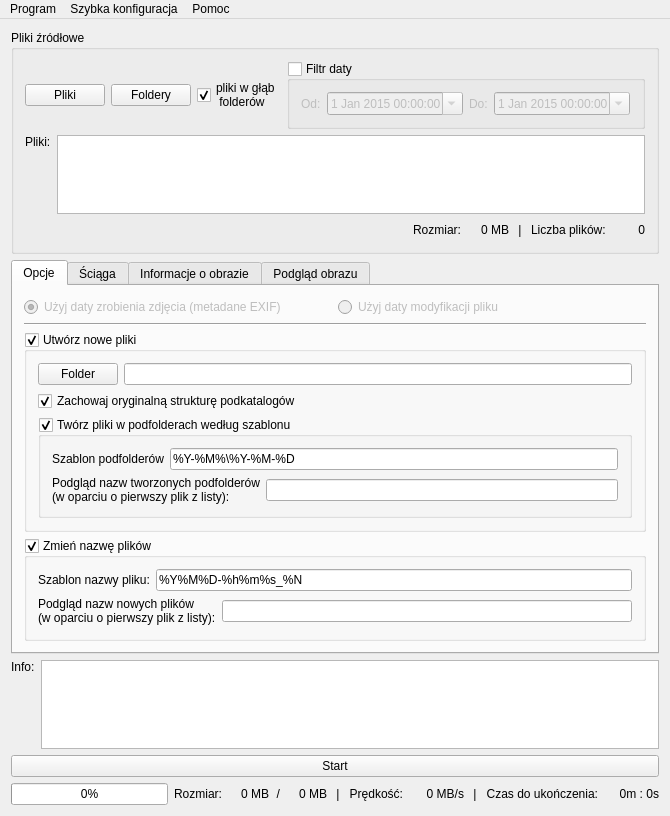
Before: the Qt Designer form PhotoDateOrganizer/MainWindow.ui in killdaclick/photodateorganizer, drawn with Qt 5.
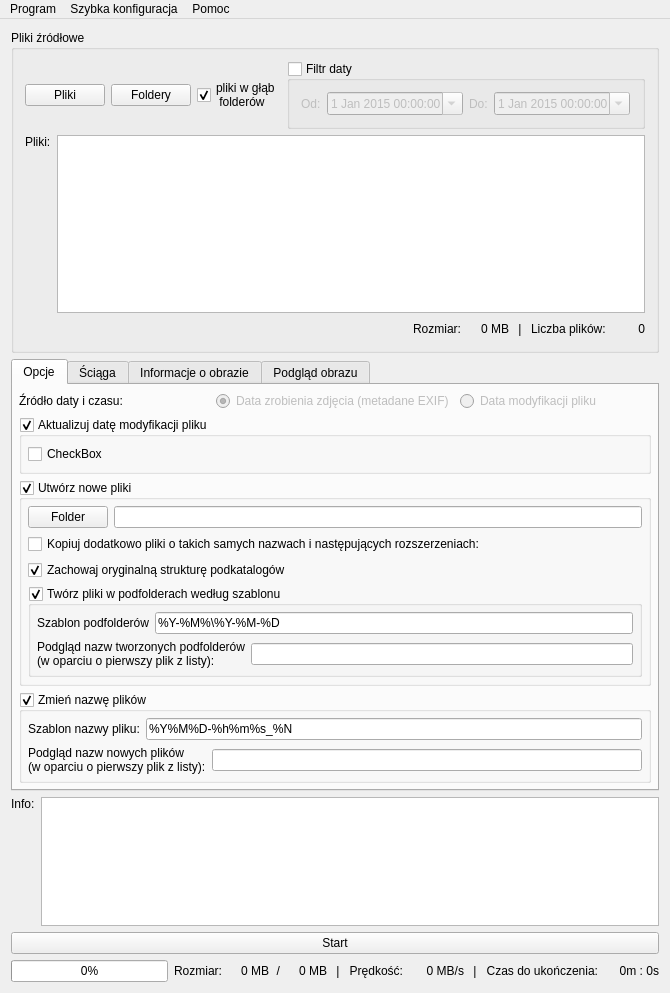
After: the same form once the commit is applied. Icons and pictures are not drawn. Custom widgets are drawn as their Qt base class.

Commit message: Adding option to copy additional files (in addition to jpg) with given extension to output folder (work in progress)

```diff
--- a/PhotoDateOrganizer/MainWindow.ui
+++ b/PhotoDateOrganizer/MainWindow.ui
@@ -10,13 +10,13 @@
     <x>0</x>
     <y>0</y>
     <width>670</width>
-    <height>816</height>
+    <height>993</height>
    </rect>
   </property>
   <property name="minimumSize">
    <size>
     <width>610</width>
-    <height>816</height>
+    <height>830</height>
    </size>
   </property>
   <property name="maximumSize">
@@ -356,11 +356,30 @@
         <string>Opcje konwersji</string>
        </attribute>
        <layout class="QVBoxLayout" name="verticalLayout_3">
+        <property name="leftMargin">
+         <number>6</number>
+        </property>
+        <property name="topMargin">
+         <number>6</number>
+        </property>
+        <property name="rightMargin">
+         <number>6</number>
+        </property>
+        <property name="bottomMargin">
+         <number>6</number>
+        </property>
         <item>
          <layout class="QHBoxLayout" name="horizontalLayout_9">
           <property name="topMargin">
            <number>0</number>
           </property>
+          <item>
+           <widget class="QLabel" name="label_21">
+            <property name="text">
+             <string>Źródło daty i czasu:</string>
+            </property>
+           </widget>
+          </item>
           <item>
            <widget class="QRadioButton" name="useExifDate">
             <property name="enabled">
@@ -370,7 +389,7 @@
              <string>Wybiera źródło pochodzenia daty: metadane EXIF lub data modyfikacji Windows</string>
             </property>
             <property name="text">
-             <string>Użyj daty zrobienia zdjęcia (metadane EXIF)</string>
+             <string>Data zrobienia zdjęcia (metadane EXIF)</string>
             </property>
             <property name="checked">
              <bool>true</bool>
@@ -389,7 +408,7 @@
              <string>Wybiera źródło pochodzenia daty: metadane EXIF lub data modyfikacji Windows</string>
             </property>
             <property name="text">
-             <string>Użyj daty modyfikacji pliku</string>
+             <string>Data modyfikacji pliku</string>
             </property>
             <attribute name="buttonGroup">
              <string notr="true">buttonGroup</string>
@@ -399,10 +418,34 @@
          </layout>
         </item>
         <item>
-         <widget class="Line" name="line_2">
-          <property name="orientation">
-           <enum>Qt::Horizontal</enum>
+         <widget class="QGroupBox" name="groupBox_2">
+          <property name="title">
+           <string>Aktualizuj datę modyfikacji pliku</string>
           </property>
+          <property name="checkable">
+           <bool>true</bool>
+          </property>
+          <layout class="QHBoxLayout" name="horizontalLayout_16">
+           <property name="leftMargin">
+            <number>6</number>
+           </property>
+           <property name="topMargin">
+            <number>6</number>
+           </property>
+           <property name="rightMargin">
+            <number>6</number>
+           </property>
+           <property name="bottomMargin">
+            <number>6</number>
+           </property>
+           <item>
+            <widget class="QCheckBox" name="checkBox">
+             <property name="text">
+              <string>CheckBox</string>
+             </property>
+            </widget>
+           </item>
+          </layout>
          </widget>
         </item>
         <item>
@@ -420,6 +463,18 @@
            <bool>true</bool>
           </property>
           <layout class="QVBoxLayout" name="verticalLayout_5">
+           <property name="leftMargin">
+            <number>6</number>
+           </property>
+           <property name="topMargin">
+            <number>6</number>
+           </property>
+           <property name="rightMargin">
+            <number>6</number>
+           </property>
+           <property name="bottomMargin">
+            <number>6</number>
+           </property>
            <item>
             <layout class="QHBoxLayout" name="horizontalLayout_6">
              <property name="topMargin">
@@ -460,6 +515,16 @@
              </item>
             </layout>
            </item>
+           <item>
+            <widget class="QCheckBox" name="copyAdditionalFiles">
+             <property name="toolTip">
+              <string>Podczas tworzenia nowych plików JPG, kopiowane są również inne pliki o takich samych nazwach i podanych rozszerzeniach. Przydatne gdy np. posiadamy w tym samym katalogu pliki graficzne w innym formacie (np. RAW, czy CR2), które chcemy aby znalazły się w folderze docelowym</string>
+             </property>
+             <property name="text">
+              <string>Kopiuj dodatkowo pliki o takich samych nazwach i następujących rozszerzeniach:</string>
+             </property>
+            </widget>
+           </item>
            <item>
             <widget class="QCheckBox" name="saveOrgSubfolders">
              <property name="toolTip">
@@ -488,6 +553,18 @@
               <bool>true</bool>
              </property>
              <layout class="QVBoxLayout" name="verticalLayout_6">
+              <property name="leftMargin">
+               <number>6</number>
+              </property>
+              <property name="topMargin">
+               <number>6</number>
+              </property>
+              <property name="rightMargin">
+               <number>6</number>
+              </property>
+              <property name="bottomMargin">
+               <number>6</number>
+              </property>
               <item>
                <layout class="QHBoxLayout" name="horizontalLayout_3">
                 <property name="topMargin">
@@ -511,6 +588,9 @@
                   <property name="text">
                    <string>%Y-%M%\%Y-%M-%D</string>
                   </property>
+                  <property name="placeholderText">
+                   <string>e.g.: %Y-%M%\%Y-%M-%D</string>
+                  </property>
                  </widget>
                 </item>
                </layout>
@@ -569,6 +649,18 @@
            <bool>true</bool>
           </property>
           <layout class="QVBoxLayout" name="verticalLayout_4">
+           <property name="leftMargin">
+            <number>6</number>
+           </property>
+           <property name="topMargin">
+            <number>6</number>
+           </property>
+           <property name="rightMargin">
+            <number>6</number>
+           </property>
+           <property name="bottomMargin">
+            <number>6</number>
+           </property>
            <item>
             <layout class="QHBoxLayout" name="horizontalLayout_4">
              <property name="topMargin">
@@ -592,6 +684,9 @@
                <property name="text">
                 <string>%Y%M%D-%h%m%s_%N</string>
                </property>
+               <property name="placeholderText">
+                <string>e.g.: %Y%M%D-%h%m%s_%N</string>
+               </property>
               </widget>
              </item>
             </layout>
```
Left out of the diff: 40 changed lines with no effect on the pictures. The commit also changes 4 other files.
